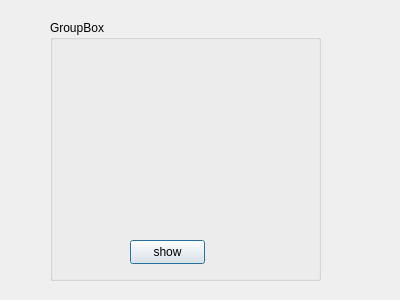
Qt form getgrouplist.ui (Maedeh01/Ap-project) before a commit.
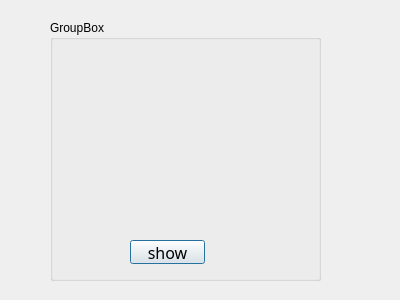
The same form after that commit.

```diff
--- a/getgrouplist.ui
+++ b/getgrouplist.ui
@@ -60,6 +60,12 @@
       <height>24</height>
      </rect>
     </property>
+    <property name="font">
+     <font>
+      <family>NPIRogheh</family>
+      <pointsize>12</pointsize>
+     </font>
+    </property>
     <property name="text">
      <string>show</string>
     </property>
```
